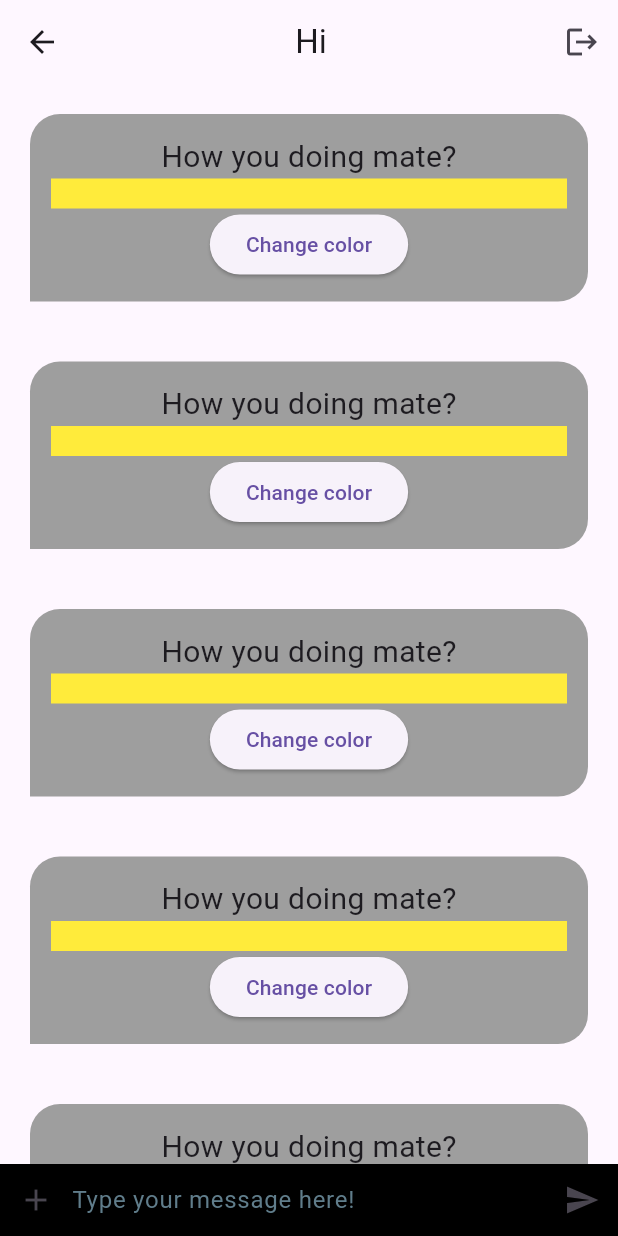
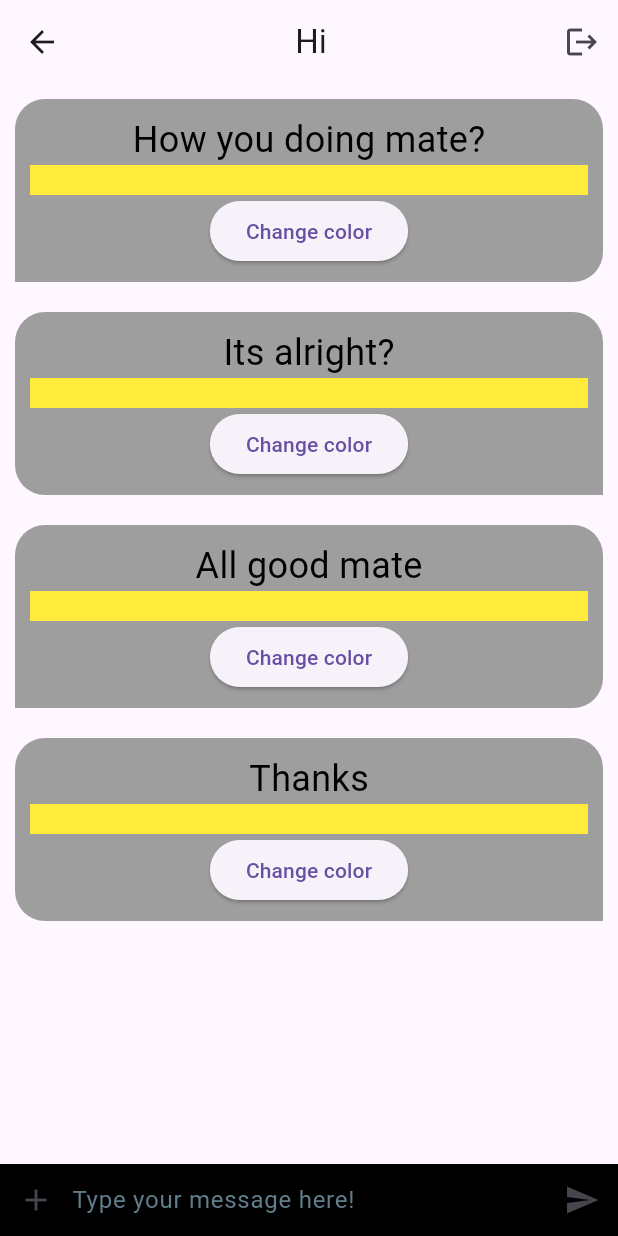
Before and after one commit to osmankunt/chat_app, a Flutter app: the ChatPage screen opened directly with empty values, on a phone screen of 412 x 824 dp. Run offline on Flutter 3.47's test engine with Material 3 defaults, Android fonts, the phone set to English and light mode, and no system bars; our stand-ins replace google_fonts, social_login_buttons; missing offline and left inert: social_media_buttons.

Commit message:
mock data for chat bubbles added

```diff
--- a/lib/chat_page.dart
+++ b/lib/chat_page.dart
@@ -9,6 +9,37 @@ import 'widgets/chat_bubble.dart';
 
 class ChatPage extends StatelessWidget {
   ChatPage({Key? key}) : super(key: key);
+
+  final List<ChatMessageEntity> _messages = [
+    ChatMessageEntity(
+        message: 'How you doing mate?',
+        createdAt: DateTime.now().millisecondsSinceEpoch,
+        id: '123445566',
+        author: Author(
+          userName: 'Ositech',
+        )),
+    ChatMessageEntity(
+        message: 'Its alright?',
+        createdAt: DateTime.now().millisecondsSinceEpoch,
+        id: '123445566',
+        author: Author(
+          userName: 'Bruder',
+        )),
+    ChatMessageEntity(
+        message: 'All good mate',
+        createdAt: DateTime.now().millisecondsSinceEpoch,
+        id: '123445566',
+        author: Author(
+          userName: 'Ositech',
+        )),
+    ChatMessageEntity(
+        message: 'Thanks',
+        createdAt: DateTime.now().millisecondsSinceEpoch,
+        id: '123445566',
+        author: Author(
+          userName: 'Bruder',
+        )),
+  ];
 
   @override
   Widget build(BuildContext context) {
@@ -33,17 +64,10 @@ class ChatPage extends StatelessWidget {
         children: [
           Expanded(
             child: ListView.builder(
-                itemCount: 10,
+                itemCount: _messages.length,
                 itemBuilder: (context, index) {
                   return ChatBubble(
-                    alignment: index.isOdd ? Alignment.centerLeft : Alignment.centerRight,
-                    entity: ChatMessageEntity(
-                        message: 'How you doing mate?',
-                        createdAt: DateTime.now().millisecondsSinceEpoch,
-                        id: '123445566',
-                        author: Author(
-                          userName: 'Ositech',
-                        )),
+                    entity: _messages[index],
                   );
                 }),
           ),
--- a/lib/utils/theme_textstyle.dart
+++ b/lib/utils/theme_textstyle.dart
@@ -2,5 +2,6 @@ import 'package:flutter/material.dart';
 import 'package:google_fonts/google_fonts.dart';
 
 class ThemeTextStyle {
-  static TextStyle? userNameTextStyle = GoogleFonts.aboreto(textStyle: TextStyle(color: Colors.blueGrey));
+  static TextStyle? userNameTextStyle = GoogleFonts.aboreto(textStyle: const TextStyle(color: Colors.blueGrey, fontSize: 16));
+  static TextStyle? messageTextStyle = GoogleFonts.aBeeZee(textStyle: const TextStyle(color: Colors.black, fontSize: 24));
 }
--- a/lib/widgets/chat_bubble.dart
+++ b/lib/widgets/chat_bubble.dart
@@ -1,12 +1,12 @@
 import 'package:chat_app/callback_function.dart';
 import 'package:chat_app/models/chat_message_entity.dart';
+import 'package:chat_app/utils/theme_textstyle.dart';
 import 'package:flutter/material.dart';
 
 class ChatBubble extends StatefulWidget {
   ChatMessageEntity entity;
-  Alignment alignment;
 
-  ChatBubble({Key? key, required this.alignment, required this.entity}) : super(key: key);
+  ChatBubble({Key? key, required this.entity}) : super(key: key);
 
   @override
   State<ChatBubble> createState() => _ChatBubbleState();
@@ -24,23 +24,30 @@ class _ChatBubbleState extends State<ChatBubble> {
     });
   }
 
+  BorderRadius messageBubbleDirection() {
+    if (widget.entity.author.userName == "Ositech") {
+      return const BorderRadius.only(
+          topLeft: Radius.circular(20), topRight: Radius.circular(20), bottomRight: Radius.circular(20));
+    } else {
+      return const BorderRadius.only(
+          topLeft: Radius.circular(20), topRight: Radius.circular(20), bottomLeft: Radius.circular(20));
+    }
+  }
+
   @override
   Widget build(BuildContext context) {
-    return Align(
-      alignment: widget.alignment,
-      child: Container(
-        padding: const EdgeInsets.all(14),
-        margin: const EdgeInsets.all(20),
-        decoration: const BoxDecoration(
+    return Container(
+      padding: const EdgeInsets.all(10),
+      margin: const EdgeInsets.all(10),
+      decoration: BoxDecoration(
         color: Colors.grey,
-            borderRadius:
-                BorderRadius.only(topLeft: Radius.circular(20), topRight: Radius.circular(20), bottomRight: Radius.circular(20))),
+        borderRadius: messageBubbleDirection(),
+      ),
       child: Column(
-          mainAxisSize: MainAxisSize.min,
         children: [
           Text(
             widget.entity.message,
-              style: const TextStyle(fontSize: 20),
+            style: ThemeTextStyle.messageTextStyle,
           ),
           if (widget.entity.imageUrl != null)
             Image.network(
@@ -56,7 +63,6 @@ class _ChatBubbleState extends State<ChatBubble> {
               : MessageSeen(color: Colors.yellow, callbackFunction: changeColor),
         ],
       ),
-      ),
     );
   }
 }
```
Lines whose indentation alone changed are shown as unchanged.
